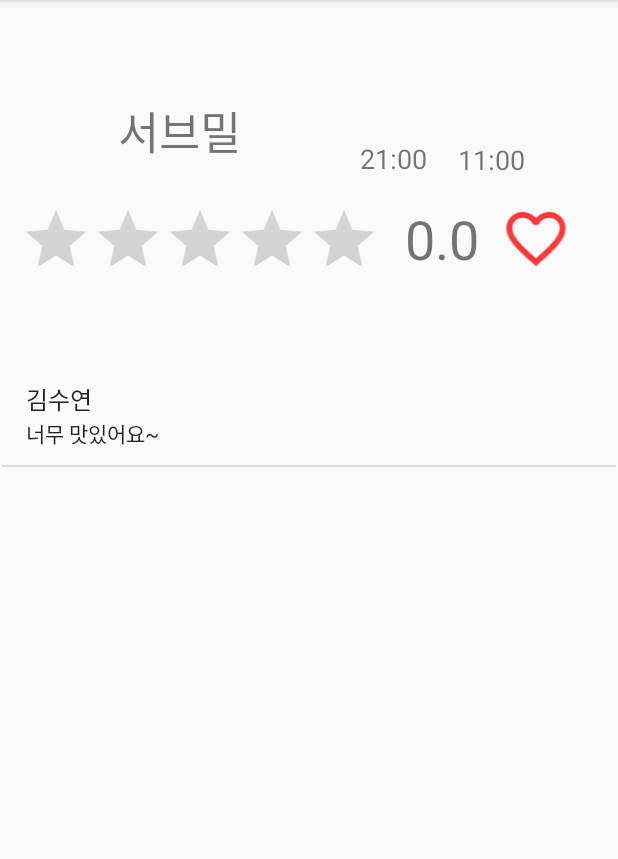
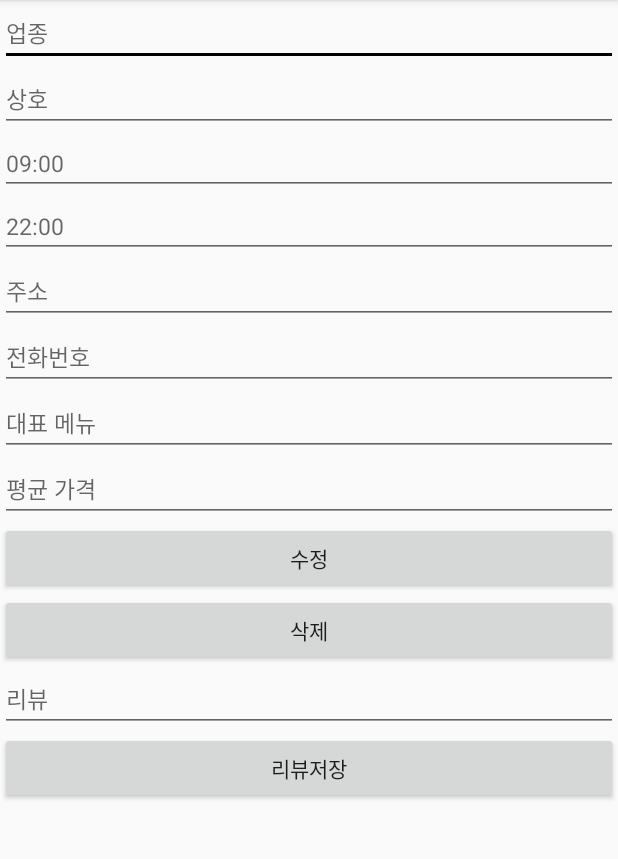
Before and after one commit to kangsoyee/smAio, an Android app: the DetailActivity screen opened directly, with no data from a screen before it, on a phone screen of 412 x 824 dp, the part 84-943 px from its top. Run offline under Robolectric (Android 15) with nearby library versions, the phone set to English and light mode, and no system bars.

Commit message:
Merge branch 'master' of C:\201721136\google-maps-services-java-master\smAio with conflicts.

```diff
--- a/app/build.gradle
+++ b/app/build.gradle
@@ -33,6 +33,5 @@ dependencies {
     implementation 'com.google.android.gms:play-services-vision:17.0.2'
     implementation 'com.google.android.gms:play-services-location:16.0.0'
     implementation 'com.google.android.gms:play-services-maps:16.1.0'
-    implementation 'com.android.volley:volley:1.1.1'
-
+    implementation 'com.android.support:recyclerview-v7:28.0.0'
 }
--- a/app/src/main/java/com/example/smAio/DetailActivity.java
+++ b/app/src/main/java/com/example/smAio/DetailActivity.java
@@ -5,6 +5,7 @@ import android.content.DialogInterface;
 import android.content.Intent;
 import android.os.Handler;
 import android.os.Message;
+import android.support.v4.app.FragmentTransaction;
 import android.support.v7.app.AlertDialog;
 import android.support.v7.app.AppCompatActivity;
 import android.os.Bundle;
@@ -33,7 +34,7 @@ import java.net.URL;
 import java.util.ArrayList;
 import java.util.HashMap;
 
-public class DetailActivity extends AppCompatActivity {
+public class DetailActivity extends AppCompatActivity {/*
     private ArrayList<HashMap<String,String>> Data1 = new ArrayList<HashMap<String, String>>();
     private HashMap<String,String> InputData1 = new HashMap<>();
 
@@ -74,7 +75,14 @@ public class DetailActivity extends AppCompatActivity {
                 new String[]{"name","review"},
                 new int[]{android.R.id.text1,android.R.id.text2});
 
-        InputData1.put("review","너무 맛있어요~"); listView2.setAdapter(simpleAdapter);
+        //InputData1.put("review","너무 맛있어요~");
+        //listView2.setAdapter(simpleAdapter);
+        FragmentTransaction transaction = getSupportFragmentManager().beginTransaction();
+        StoreListFragment fragment5 = new StoreListFragment();
+        transaction.replace(R.id.storelist_container, fragment5);
+        transaction.commit();
+        list=(ListView)findViewById(R.id.list);
+        review_list();
 
         //별점
         final TextView tv = (TextView) findViewById(R.id.textView4);
@@ -113,12 +121,8 @@ public class DetailActivity extends AppCompatActivity {
 
         //초기 Tab 설정
         tabHost.setCurrentTab(0);
+    }*/
 
-    }
-
-
-
-    /*
     int place_idx;
 
     EditText txtCategory, txtPlaceName, txtStartTime, txtEndTime, txtAddress, txtTel, txtReview, txtMenu, txtPrice;
@@ -159,7 +163,7 @@ public class DetailActivity extends AppCompatActivity {
     @Override
     protected void onCreate(Bundle savedInstanceState) {
         super.onCreate(savedInstanceState);
-        setContentView(R.layout.activity_detail);
+        setContentView(R.layout.activity_detail2);
 
         txtCategory=(EditText)findViewById(R.id.category);
         txtStartTime=(EditText)findViewById(R.id.start_time);
@@ -196,7 +200,6 @@ public class DetailActivity extends AppCompatActivity {
                         })
                         .setNegativeButton("No", null)
                         .show();
-
             }
         });
         btnReview.setOnClickListener(new View.OnClickListener() {
@@ -238,7 +241,7 @@ public class DetailActivity extends AppCompatActivity {
                             BufferedReader br=
                                     new BufferedReader(
                                             new InputStreamReader(
-                                                    conn.getInputStream(),"utf-8"));
+                                                    conn.getInputStream(),"UTF-8"));
                             while(true){
                                 String line=br.readLine(); //한 라인을 읽음
                                 if(line == null) break;//더이상 내용이 없으면 종료
@@ -471,5 +474,5 @@ public class DetailActivity extends AppCompatActivity {
             }
             return v;
         }
-    }*/
+    }
 }
--- a/app/src/main/res/layout/activity_detail.xml
+++ b/app/src/main/res/layout/activity_detail.xml
@@ -157,6 +157,12 @@
                     android:layout_height="match_parent"
                     android:orientation="vertical">
 
+                    <FrameLayout
+                        android:id="@+id/storelist_container"
+                        android:layout_width="match_parent"
+                        android:layout_height="match_parent">
+
+                    </FrameLayout>
                 </LinearLayout>
             </FrameLayout>
         </LinearLayout>
```
